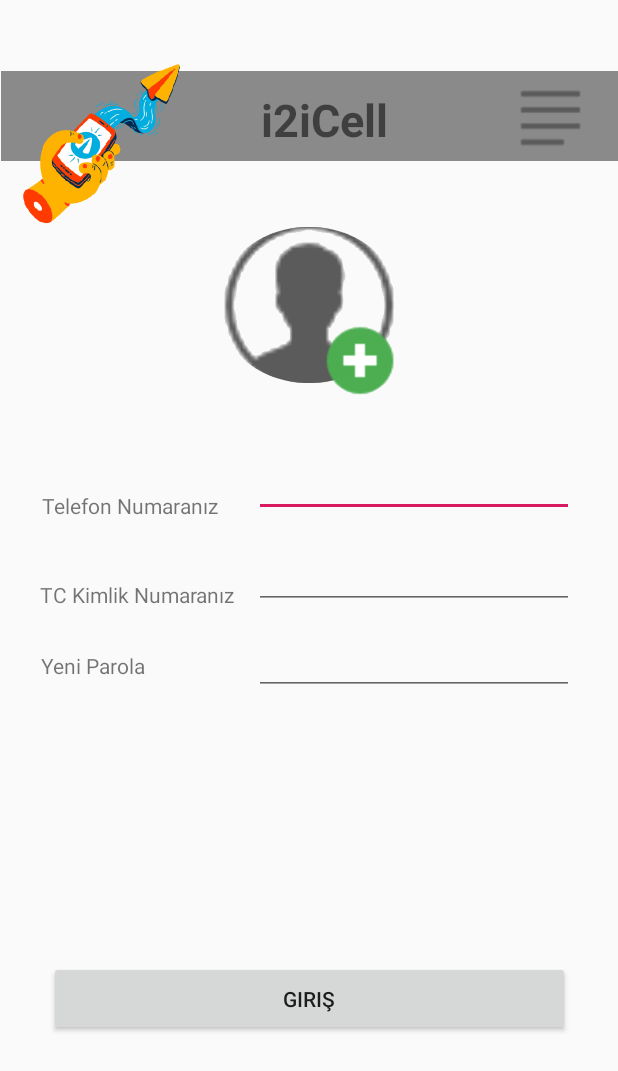
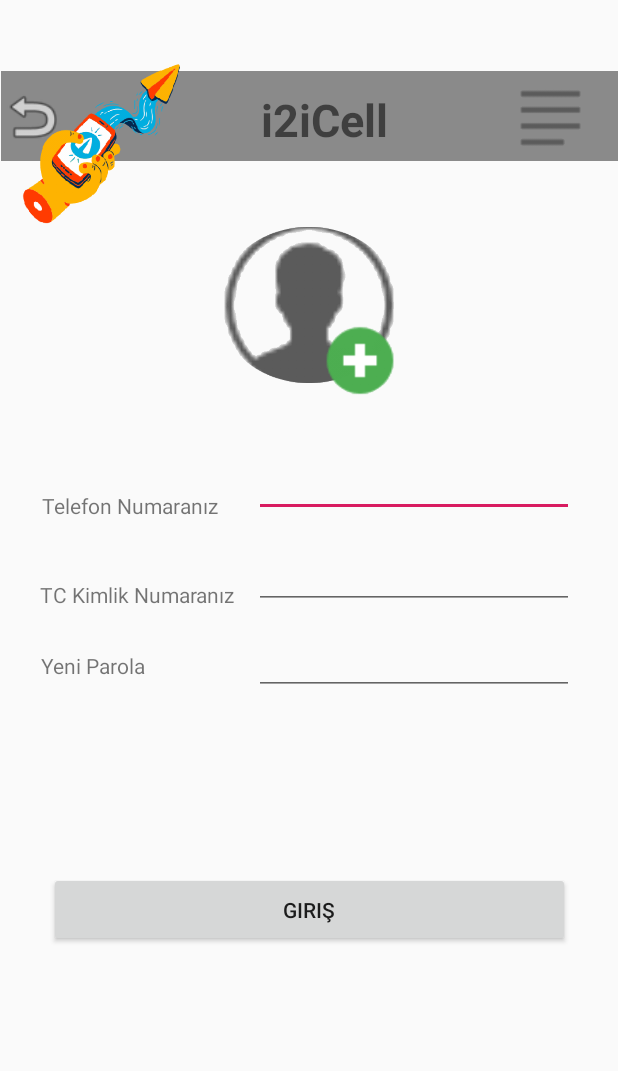
Before and after one commit to i2icell/Android_AysegulKarahancer, an Android app: the ChangePasswordActivity screen opened directly, with no data from a screen before it, on a phone screen of 412 x 824 dp. Shown: the top 1071 px of the screen. Run offline under Robolectric (Android 15) with nearby library versions, the phone set to English and light mode, and no system bars.

Commit message:
for issue

```diff
--- a/app/src/main/java/com/example/i2iCell/ChangePasswordActivity.java
+++ b/app/src/main/java/com/example/i2iCell/ChangePasswordActivity.java
@@ -11,6 +11,7 @@ import android.util.Log;
 import android.view.View;
 import android.widget.Button;
 import android.widget.EditText;
+import android.widget.ImageView;
 import android.widget.TextView;
 import android.widget.Toast;
 
@@ -21,24 +22,42 @@ import java.net.URL;
 import java.util.ArrayList;
 
 public class ChangePasswordActivity extends AppCompatActivity {
-
+String result;
+    String response = "";
     @Override
     protected void onCreate(Bundle savedInstanceState) {
         super.onCreate(savedInstanceState);
         setContentView(R.layout.activity_change_password);
-        //http://68.183.75.84:8080/i2iCellService/services/Services/changePassword?inputPhoneNumber=5315509999&inputTcNumber=57076105382&inputNewPassword=Abcdef123
-        Button submitChangePassword = (Button) findViewById(R.id.changeButton);
-        final EditText phoneNumber = (EditText) findViewById(R.id.phoneChange);
+        //http://68.183.75.84:8080/i2iCellService/services/Services/changePassword?inputPhoneNumber=
+        // 5315509999
+        // &inputTcNumber=
+        // 57076105382
+        // &inputNewPassword=
+        // Abcdef123
+        final Button submitChangePassword = (Button) findViewById(R.id.changeButton);
+        final EditText phoneNumberFromChangePassword = (EditText) findViewById(R.id.phoneChange);
         final EditText tcNumber = (EditText) findViewById(R.id.tcChange);
-        final EditText newPassword = (EditText) findViewById(R.id.newPassword);
+        final EditText newPasswordFromChange = (EditText) findViewById(R.id.newPassword);
 
-        final Intent toLogin = new Intent(getBaseContext(),MainActivity.class);
-        final AlertDialog.Builder loginFailed = new AlertDialog.Builder(this);
-        loginFailed.setMessage("Kullanıcı Bilgileri Hatalı");
-        loginFailed.setTitle("Parolan Değiştirilemedi");
-        loginFailed.setPositiveButton("TAMAM", null);
-        loginFailed.setCancelable(true);
-        loginFailed.setPositiveButton("TAMAM",
+        final TextView what = (TextView) findViewById(R.id.textView20);
+        final Intent goBackToMain = new Intent(getBaseContext(),MainActivity.class);
+
+        final ImageView goBackMain = (ImageView)findViewById(R.id.goBack4);
+
+
+        final AlertDialog.Builder changingsFail = new AlertDialog.Builder(this);
+        goBackMain.setOnClickListener(new View.OnClickListener() {
+            @Override
+            public void onClick(View view) {
+                finish();
+                startActivity(goBackToMain);
+            }
+        });
+        changingsFail.setMessage("Kullanıcı Bilgileri Hatalı");
+        changingsFail.setTitle("Parolan Değiştirilemedi");
+        changingsFail.setPositiveButton("TAMAM", null);
+        changingsFail.setCancelable(true);
+        changingsFail.setPositiveButton("TAMAM",
                 new DialogInterface.OnClickListener() {
                     @Override
                     public void onClick(DialogInterface dialogInterface, int i) {
@@ -48,41 +67,38 @@ public class ChangePasswordActivity extends AppCompatActivity {
         submitChangePassword.setOnClickListener(new View.OnClickListener() {
             @Override
             public void onClick(View view) {
-                StrictMode.ThreadPolicy policy = new StrictMode.ThreadPolicy.Builder().permitAll().build();
-                StrictMode.setThreadPolicy(policy);
-                String response = "";
+                Log.i("yeter",response);
+
+
+
 
                 try {
-                    String myURL ="http://68.183.75.84:8080/i2iCellService/services/Services/" +
-                            "changePassword?inputPhoneNumber="+phoneNumber.getText()+"&inputTcNumber="+tcNumber.getText()
-                            +"inputNewPassword="+newPassword.getText();
+                    String myURL = "http://68.183.75.84:8080/i2iCellService/services/Services/" +
+                            "changePassword?inputPhoneNumber="
+                            +phoneNumberFromChangePassword.getText()
+                            +"&inputTcNumber="
+                            +tcNumber.getText()
+                            +"&inputNewPassword="
+                            +newPasswordFromChange.getText();
                     URL url = new URL(myURL);
-                    HttpURLConnection conn=(HttpURLConnection) url.openConnection();
+                    HttpURLConnection conn = (HttpURLConnection) url.openConnection();
                     conn.setConnectTimeout(60000);
                     BufferedReader in = new BufferedReader(new InputStreamReader(conn.getInputStream()));
                     String str;
                     while ((str = in.readLine()) != null) {
-                        Log.i("",str);
+                        Log.i("", str);
                         response += str;
                     }
-                    Log.i("resultFromXMLTag",response);
+
+
+
+                    Log.i("yeter",response);
                     in.close();
                 } catch (Exception e) {
-                    Log.d("MyTag",e.toString());
+                    Log.d("MyTag", e.toString());
                 }
-                if(response.charAt(73)=='1'){ Toast.makeText(getApplicationContext(),"Parolanız Başarıyla Değiştirildi", Toast.LENGTH_SHORT).show();
-
-                    startActivity(toLogin);
-
-                    return;
-                }
-                else{ Toast.makeText(getApplicationContext(), "Parolanız Değiştirilemedi", Toast.LENGTH_SHORT).show();
-                    loginFailed.create().show();
-                    return;
-                }
-
+                what.setText(String.valueOf(response));
             }
-
 
 
 
--- a/app/src/main/res/layout/activity_change_password.xml
+++ b/app/src/main/res/layout/activity_change_password.xml
@@ -32,6 +32,18 @@
         app:layout_constraintStart_toStartOf="parent"
         app:layout_constraintTop_toTopOf="parent"
         app:layout_constraintVertical_bias="0.0" />
+
+    <ImageView
+        android:id="@+id/goBack4"
+        android:layout_width="43dp"
+        android:layout_height="70dp"
+        android:layout_marginEnd="128dp"
+        android:layout_marginRight="128dp"
+        app:layout_constraintBottom_toBottomOf="@+id/toolbar4"
+        app:layout_constraintEnd_toEndOf="@+id/imageView2"
+        app:layout_constraintStart_toStartOf="@+id/toolbar"
+        app:layout_constraintTop_toTopOf="@+id/toolbar4"
+        app:srcCompat="@android:drawable/ic_menu_revert" />
 
     <ImageView
         android:id="@+id/imageView13"
@@ -127,7 +139,7 @@
         app:layout_constraintEnd_toEndOf="parent"
         app:layout_constraintStart_toStartOf="parent"
         app:layout_constraintTop_toBottomOf="@+id/newPassword"
-        app:layout_constraintVertical_bias="0.571" />
+        app:layout_constraintVertical_bias="0.379" />
 
     <ImageView
         android:id="@+id/imageView14"
--- a/app/src/main/res/layout/activity_main.xml
+++ b/app/src/main/res/layout/activity_main.xml
@@ -98,9 +98,9 @@
         android:id="@+id/imageView2"
         android:layout_width="155dp"
         android:layout_height="154dp"
-        android:layout_marginTop="16dp"
+        android:layout_marginTop="24dp"
         app:layout_constraintEnd_toEndOf="parent"
-        app:layout_constraintHorizontal_bias="0.0"
+        app:layout_constraintHorizontal_bias="0.062"
         app:layout_constraintStart_toStartOf="parent"
         app:layout_constraintTop_toTopOf="parent"
         app:srcCompat="@drawable/logo" />
```
Also changed, not shown: app/src/main/java/com/example/i2iCell/BalanceActivity.java (+13 -0 lines), app/src/main/java/com/example/i2iCell/SignupActivity.java (+13 -0 lines), app/src/main/res/layout/activity_balance.xml (+12 -0 lines), app/src/main/res/layout/activity_signup.xml (+13 -1 lines), 20 other files.
